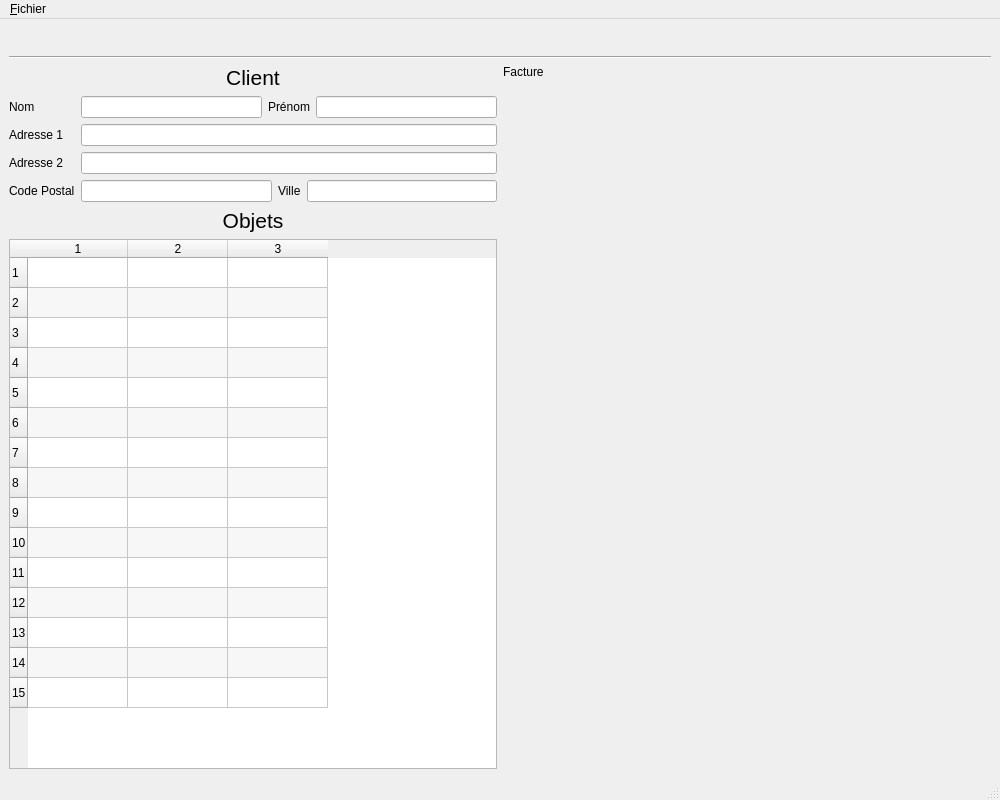
The window that tp3/InvoiceEditor/mainwindow.ui (zhdat/tps-qt) describes before a commit, drawn with Qt 5.
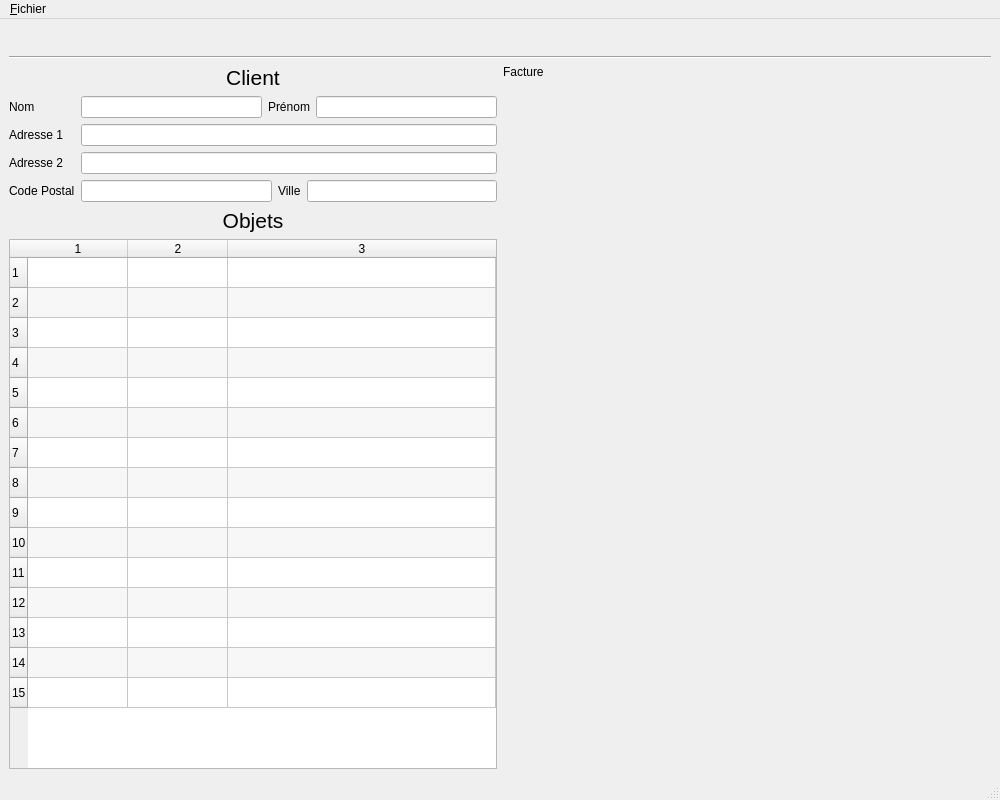
The same window after the commit. Icons and pictures are not drawn. Custom widgets are drawn as their Qt base class.

What changed in the file:
```diff
--- a/tp3/InvoiceEditor/mainwindow.ui
+++ b/tp3/InvoiceEditor/mainwindow.ui
@@ -305,6 +305,18 @@
           <property name="columnCount">
            <number>3</number>
           </property>
+          <attribute name="horizontalHeaderVisible">
+           <bool>true</bool>
+          </attribute>
+          <attribute name="horizontalHeaderCascadingSectionResizes">
+           <bool>true</bool>
+          </attribute>
+          <attribute name="horizontalHeaderShowSortIndicator" stdset="0">
+           <bool>false</bool>
+          </attribute>
+          <attribute name="horizontalHeaderStretchLastSection">
+           <bool>true</bool>
+          </attribute>
           <row/>
           <row/>
           <row/>
```
